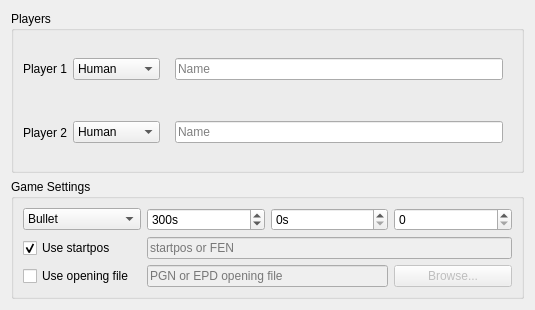
This is app/match_settings_widget.ui in neluj/Xake as Qt 5 draws it before an edit. The edited form follows.
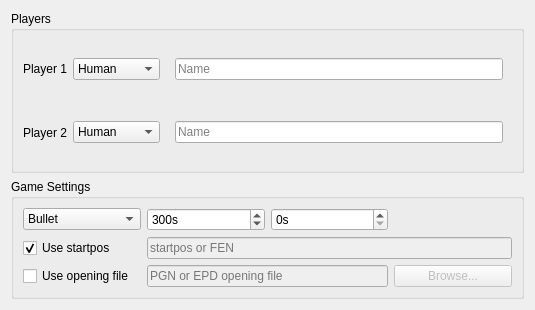
This is the edited form.

Commit message: Remove unsupported moves-to-go control

The edit to the form file:
```diff
--- a/app/match_settings_widget.ui
+++ b/app/match_settings_widget.ui
@@ -216,13 +216,6 @@
         </property>
        </widget>
       </item>
-      <item row="0" column="3">
-       <widget class="QSpinBox" name="movesToGoSpin">
-        <property name="maximum">
-         <number>200</number>
-        </property>
-       </widget>
-      </item>
       <item row="6" column="0">
        <widget class="QCheckBox" name="useOpeningFileCheckBox">
         <property name="text">
```
The commit also changes 15 other files.
